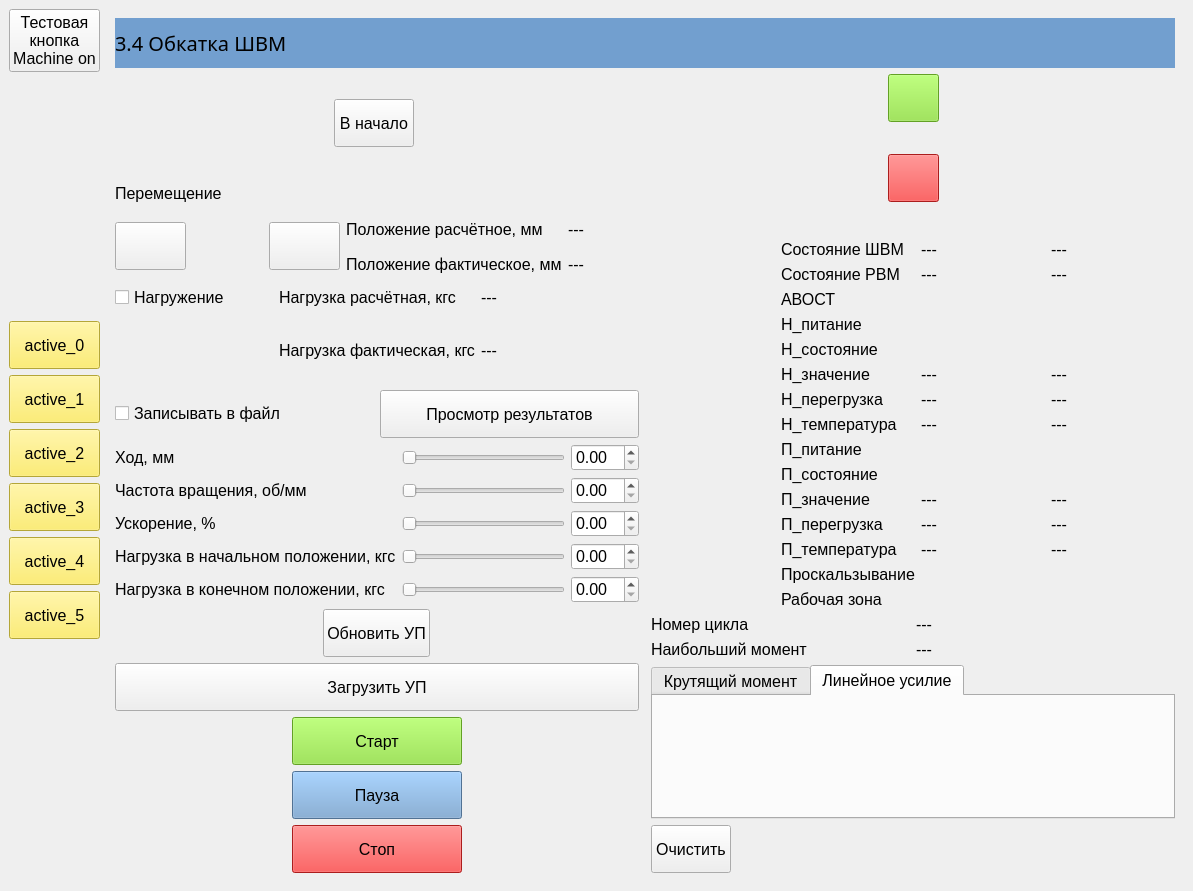
Old version of the form BallScrewVCP4.ui in the repository Ornstein89/BallScrewControl_QtVCP.
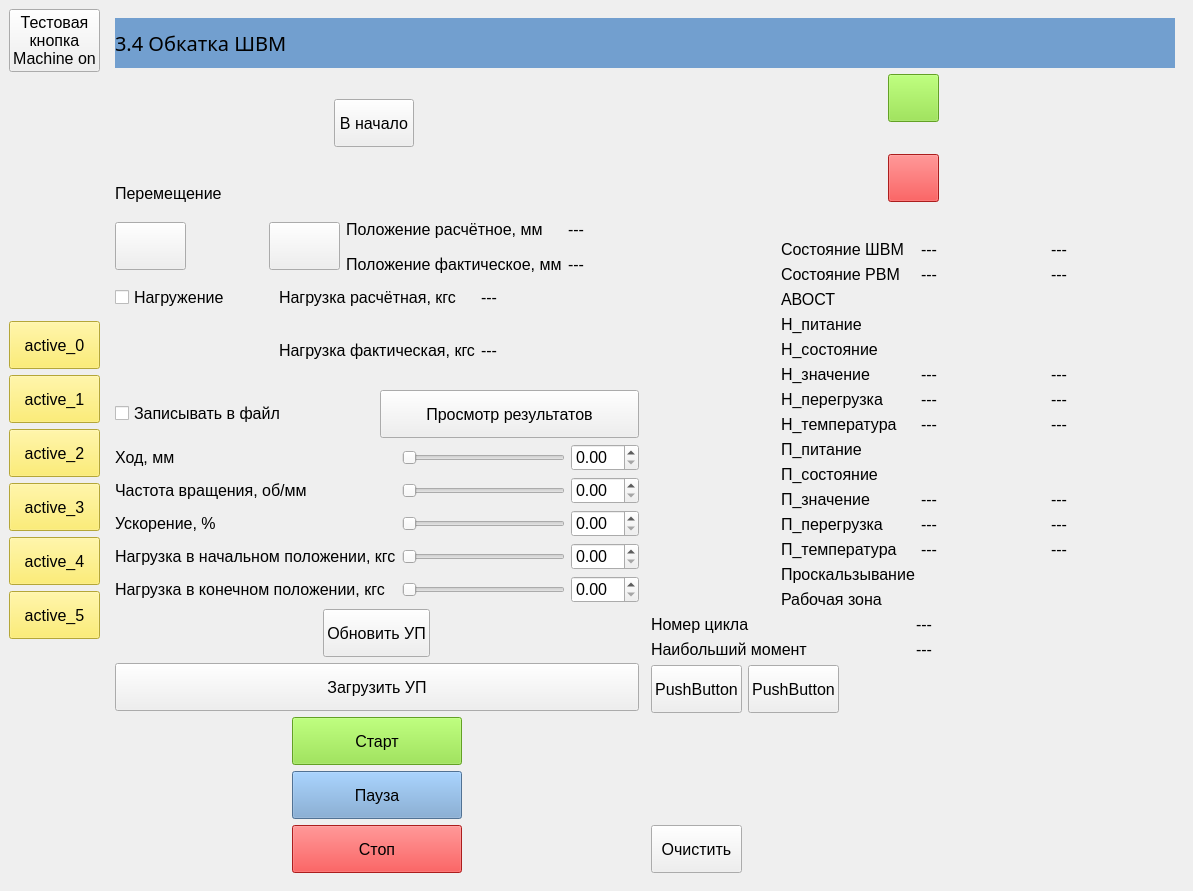
New version of the form. Icons and pictures are not drawn. Custom widgets are drawn as their Qt base class.

```diff
--- a/BallScrewVCP4.ui
+++ b/BallScrewVCP4.ui
@@ -776,14 +776,41 @@
         </item>
         <item row="6" column="2">
          <layout class="QGridLayout" name="gridLayout_26">
-          <item row="1" column="0">
+          <item row="0" column="2">
+           <spacer name="horizontalSpacer">
+            <property name="orientation">
+             <enum>Qt::Horizontal</enum>
+            </property>
+            <property name="sizeHint" stdset="0">
+             <size>
+              <width>40</width>
+              <height>20</height>
+             </size>
+            </property>
+           </spacer>
+          </item>
+          <item row="2" column="0">
            <widget class="QPushButton" name="pushButton_16">
             <property name="text">
              <string>Очистить</string>
             </property>
            </widget>
           </item>
-          <item row="1" column="1">
+          <item row="0" column="0">
+           <widget class="QPushButton" name="pushButton">
+            <property name="text">
+             <string>PushButton</string>
+            </property>
+           </widget>
+          </item>
+          <item row="0" column="1">
+           <widget class="QPushButton" name="pushButton_2">
+            <property name="text">
+             <string>PushButton</string>
+            </property>
+           </widget>
+          </item>
+          <item row="2" column="1" colspan="2">
            <spacer name="horizontalSpacer_12">
             <property name="orientation">
              <enum>Qt::Horizontal</enum>
@@ -796,31 +823,14 @@
             </property>
            </spacer>
           </item>
-          <item row="0" column="0" colspan="2">
-           <widget class="QTabWidget" name="tabWidget">
-            <property name="currentIndex">
-             <number>1</number>
+          <item row="1" column="0" colspan="3">
+           <widget class="PlotWidget" name="plt34" native="true">
+            <property name="sizePolicy">
+             <sizepolicy hsizetype="Expanding" vsizetype="Expanding">
+              <horstretch>0</horstretch>
+              <verstretch>0</verstretch>
+             </sizepolicy>
             </property>
-            <widget class="QWidget" name="tab_4">
-             <attribute name="title">
-              <string>Крутящий момент</string>
-             </attribute>
-             <layout class="QGridLayout" name="gridLayout_27">
-              <item row="0" column="0">
-               <widget class="PlotWidget" name="widget" native="true"/>
-              </item>
-             </layout>
-            </widget>
-            <widget class="QWidget" name="tab_3">
-             <attribute name="title">
-              <string>Линейное усилие</string>
-             </attribute>
-             <layout class="QGridLayout" name="gridLayout_28">
-              <item row="0" column="0">
-               <widget class="PlotWidget" name="widget_2" native="true"/>
-              </item>
-             </layout>
-            </widget>
            </widget>
           </item>
          </layout>
```
